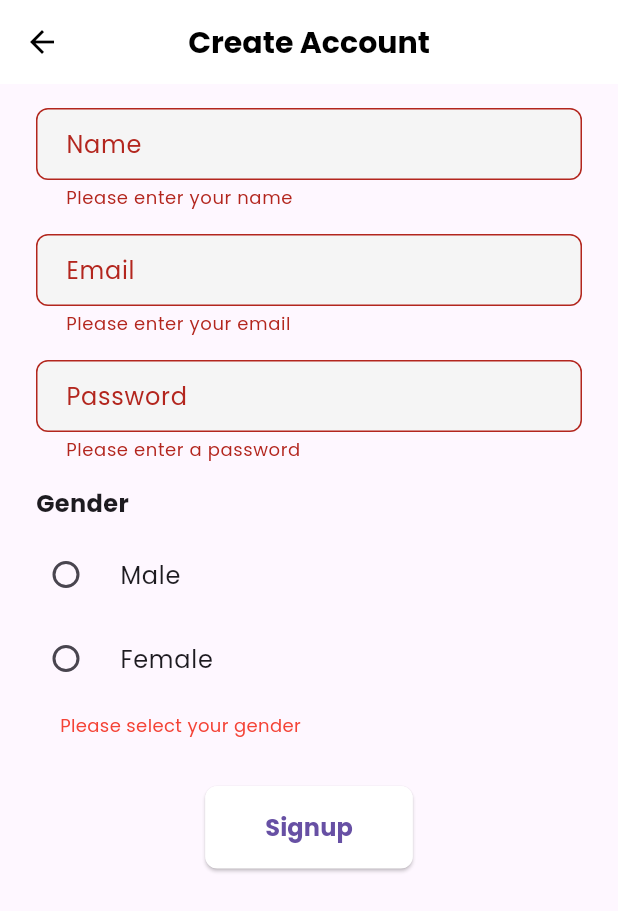
After one commit to Javad228/WiseConnect, a Flutter app: the SignupScreen screen opened directly, after a tap on "Signup", on a phone screen of 412 x 824 dp. The commit adds this screen. Shown: the top 911 px of the screen. Run offline on Flutter 3.47's test engine with Material 3 defaults, Android fonts, the phone set to English and light mode, and no system bars; our stand-ins replace google_fonts, wakelock_plus.

Commit message:
login and signup added

```diff
--- /dev/null
+++ b/wise_connect/lib/signup_screen.dart
@@ -0,0 +1,187 @@
+import 'package:flutter/material.dart';
+
+class SignupScreen extends StatefulWidget {
+  @override
+  _SignupScreenState createState() => _SignupScreenState();
+}
+
+class _SignupScreenState extends State<SignupScreen> {
+  final _formKey = GlobalKey<FormState>();
+
+  // Controllers to capture user input
+  final TextEditingController _nameController = TextEditingController();
+  final TextEditingController _emailController = TextEditingController();
+  final TextEditingController _passwordController = TextEditingController();
+
+  // Variable to store selected gender
+  String? _gender;
+
+  @override
+  Widget build(BuildContext context) {
+    return Scaffold(
+      appBar: AppBar(
+        title: Text('Create Account', style: TextStyle(fontSize: 20, fontWeight: FontWeight.bold)),
+        backgroundColor: Colors.white,
+        foregroundColor: Colors.black,
+        elevation: 0,
+        centerTitle: true,
+      ),
+      body: SingleChildScrollView(
+        padding: EdgeInsets.symmetric(horizontal: 24, vertical: 16),
+        child: Form(
+          key: _formKey,
+          child: Column(
+            crossAxisAlignment: CrossAxisAlignment.start,
+            children: [
+              // Name Field
+              _buildTextField(
+                controller: _nameController,
+                label: 'Name',
+                hintText: 'Enter your name',
+                validator: (value) {
+                  if (value == null || value.isEmpty) {
+                    return 'Please enter your name';
+                  }
+                  return null;
+                },
+              ),
+              SizedBox(height: 16),
+              // Email Field
+              _buildTextField(
+                controller: _emailController,
+                label: 'Email',
+                hintText: 'Enter your email',
+                keyboardType: TextInputType.emailAddress,
+                validator: (value) {
+                  if (value == null || value.isEmpty) {
+                    return 'Please enter your email';
+                  } else if (!RegExp(r'^[\w-\.]+@([\w-]+\.)+[\w-]{2,4}$').hasMatch(value)) {
+                    return 'Please enter a valid email';
+                  }
+                  return null;
+                },
+              ),
+              SizedBox(height: 16),
+              // Password Field
+              _buildTextField(
+                controller: _passwordController,
+                label: 'Password',
+                hintText: 'Enter your password',
+                obscureText: true,
+                validator: (value) {
+                  if (value == null || value.isEmpty) {
+                    return 'Please enter a password';
+                  } else if (value.length < 6) {
+                    return 'Password must be at least 6 characters';
+                  }
+                  return null;
+                },
+              ),
+              SizedBox(height: 16),
+              // Gender Selection
+              Text(
+                'Gender',
+                style: TextStyle(fontSize: 16, fontWeight: FontWeight.bold),
+              ),
+              SizedBox(height: 8),
+              Column(
+                children: [
+                  _buildGenderTile(
+                    title: 'Male',
+                    value: 'Male',
+                  ),
+                  _buildGenderTile(
+                    title: 'Female',
+                    value: 'Female',
+                  ),
+                ],
+              ),
+              if (_gender == null)
+                Padding(
+                  padding: const EdgeInsets.symmetric(horizontal: 16.0, vertical: 8),
+                  child: Text(
+                    'Please select your gender',
+                    style: TextStyle(color: Colors.red, fontSize: 12),
+                  ),
+                ),
+              SizedBox(height: 24),
+              // Signup Button
+              Center(
+                child: ElevatedButton(
+                  onPressed: _signup,
+                  style: ElevatedButton.styleFrom(
+                    padding: EdgeInsets.symmetric(horizontal: 40, vertical: 16),
+                    backgroundColor: const Color.fromARGB(255, 255, 255, 255),
+                    shape: RoundedRectangleBorder(
+                      borderRadius: BorderRadius.circular(8),
+                    ),
+                  ),
+                  child: Text(
+                    'Signup',
+                    style: TextStyle(fontSize: 16, fontWeight: FontWeight.bold),
+                  ),
+                ),
+              ),
+            ],
+          ),
+        ),
+      ),
+    );
+  }
+
+  // Gender selection widget
+  Widget _buildGenderTile({required String title, required String value}) {
+    return RadioListTile<String>(
+      title: Text(title),
+      value: value,
+      groupValue: _gender,
+      onChanged: (value) {
+        setState(() {
+          _gender = value;
+        });
+      },
+      activeColor: const Color.fromARGB(255, 255, 255, 255),
+      contentPadding: EdgeInsets.zero,
+    );
+  }
+
+  // Reusable text field widget
+  Widget _buildTextField({
+    required TextEditingController controller,
+    required String label,
+    String? hintText,
+    bool obscureText = false,
+    TextInputType keyboardType = TextInputType.text,
+    String? Function(String?)? validator,
+  }) {
+    return TextFormField(
+      controller: controller,
+      decoration: InputDecoration(
+        labelText: label,
+        hintText: hintText,
+        border: OutlineInputBorder(
+          borderRadius: BorderRadius.circular(8),
+        ),
+        filled: true,
+        fillColor: Colors.grey[100],
+        contentPadding: EdgeInsets.symmetric(horizontal: 16, vertical: 12),
+      ),
+      obscureText: obscureText,
+      keyboardType: keyboardType,
+      validator: validator,
+    );
+  }
+
+  // Signup button handler
+  void _signup() {
+    if (_formKey.currentState!.validate() && _gender != null) {
+      // Handle signup logic here
+      ScaffoldMessenger.of(context).showSnackBar(
+        SnackBar(content: Text('Signing up...')),
+      );
+      print('Selected Gender: $_gender');
+    } else if (_gender == null) {
+      setState(() {}); // Triggers the error message to display
+    }
+  }
+}
```
Also changed, not shown: wise_connect/lib/login_screen.dart (added, +18 -0 lines), wise_connect/lib/main.dart (+91 -3 lines).
